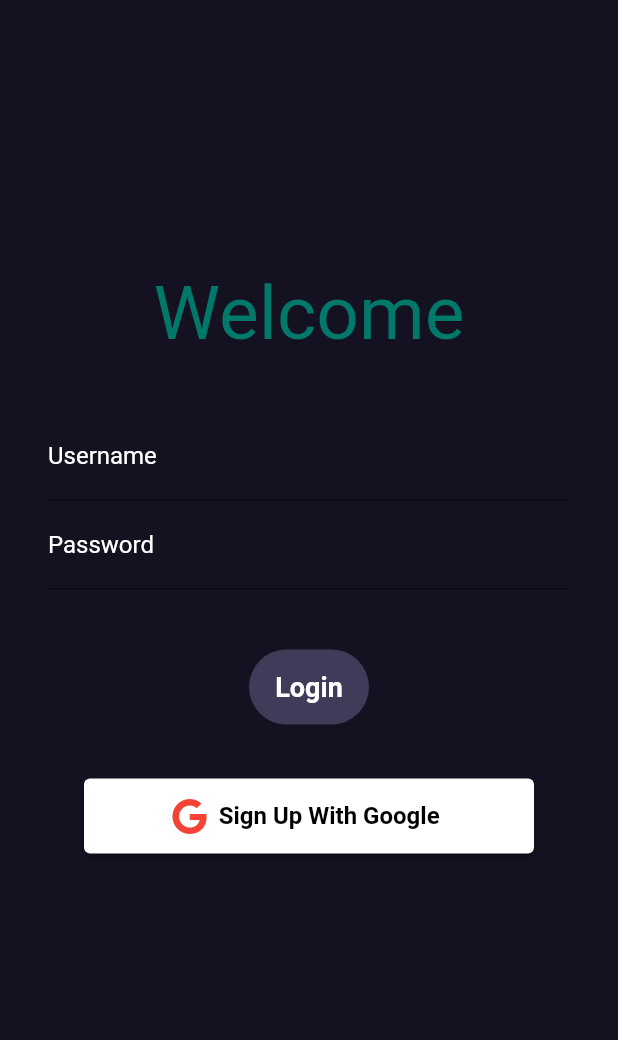
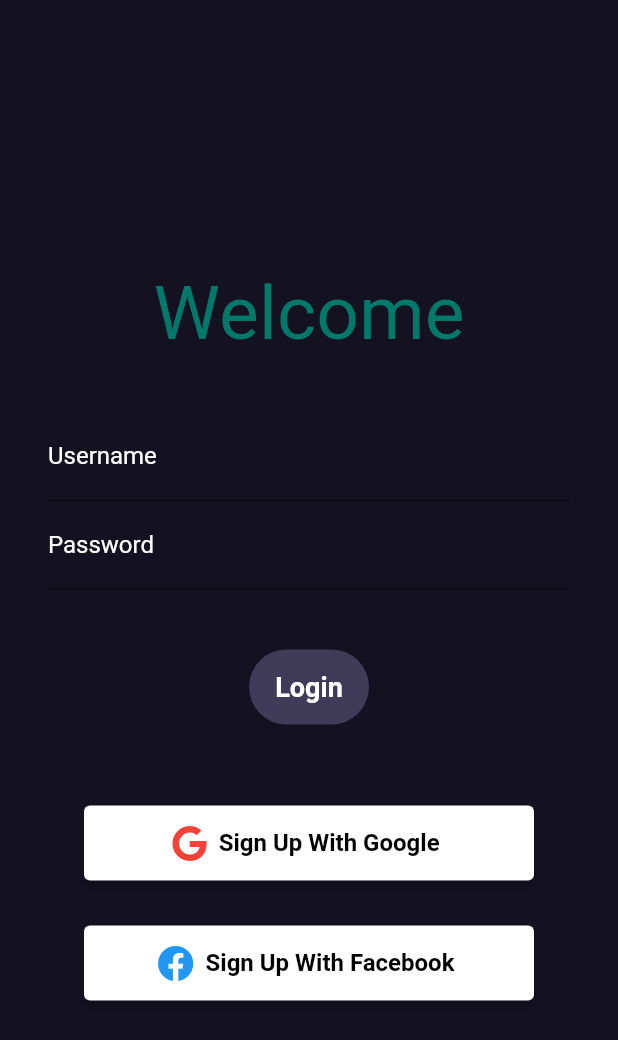
Before and after one commit to mahipa1sinh/Flutter_facebook_and_Google_Login, a Flutter app: the screen it shows after launch, on a phone screen of 412 x 824 dp. Shown: the top 1040 px of the screen. Run offline on Flutter 3.47's test engine with Material 2 defaults, Android fonts, the phone set to English and light mode, and no system bars; our stand-ins replace firebase_auth, firebase_core, font_awesome_flutter, google_sign_in; missing offline and left inert: flutter_facebook_auth, flutter_facebook_login; accounts and stored records are empty.

Commit message:
facebook Sign In Added

```diff
--- a/lib/main.dart
+++ b/lib/main.dart
@@ -1,5 +1,6 @@
 import 'package:flutter/material.dart';
-import 'package:multiple_login/components/logged_in_widget.dart';
+import 'package:multiple_login/bloc/auth_bloc.dart';
+import 'package:multiple_login/components/google_logged_in_widget.dart';
 import 'package:multiple_login/pages/login_page.dart';
 import 'package:firebase_core/firebase_core.dart';
 import 'package:multiple_login/provider/google_signin_provider.dart';
@@ -17,8 +18,16 @@ class MyApp extends StatelessWidget {
 
   @override
   Widget build(BuildContext context) {
-    return ChangeNotifierProvider(
-      create: (context) => GoogleSigninProvider(),
+    // return ChangeNotifierProvider(
+    //   create: (context) {
+    //     GoogleSigninProvider();
+    //     AuthBloc();
+    //   },
+    return MultiProvider(
+      providers: [
+        ChangeNotifierProvider(create: (context) => GoogleSigninProvider()),
+        Provider(create: (context) => AuthBloc())
+      ],
       child: MaterialApp(
         theme: ThemeData(
           primaryColor: Color(0xFF141221), // vulcan color
--- a/lib/pages/home_page.dart
+++ b/lib/pages/home_page.dart
@@ -1,7 +1,7 @@
 import 'package:firebase_auth/firebase_auth.dart';
 import 'package:firebase_core/firebase_core.dart';
 import 'package:flutter/material.dart';
-import 'package:multiple_login/components/logged_in_widget.dart';
+import 'package:multiple_login/components/google_logged_in_widget.dart';
 import 'package:multiple_login/pages/login_page.dart';
 
 class HomePage extends StatelessWidget {
@@ -17,7 +17,6 @@ class HomePage extends StatelessWidget {
             print('Processing..');
             return Center(child: CircularProgressIndicator());
           } else if (snapshot.hasData) {
-            // Object navigate = Navigator.pushNamed(context, 'Loggedin');
             return LoggedInWidget();
           } else if (snapshot.hasError) {
             print('Error!!!');
--- a/lib/pages/login_page.dart
+++ b/lib/pages/login_page.dart
@@ -1,7 +1,17 @@
+import 'dart:async';
+import 'dart:convert';
+// import 'package:http/http.dart';
+import 'package:firebase_auth/firebase_auth.dart';
 import 'package:flutter/material.dart';
+import 'package:flutter_facebook_login/flutter_facebook_login.dart';
 import 'package:font_awesome_flutter/font_awesome_flutter.dart';
+import 'package:multiple_login/bloc/auth_bloc.dart';
 import 'package:multiple_login/components/login_fields.dart';
+import 'package:multiple_login/pages/facebook_home_page.dart';
+import 'package:multiple_login/pages/home_page.dart';
 import 'package:multiple_login/provider/google_signin_provider.dart';
+// import 'package:multiple_login/provider/facebook_signin_provider.dart';
+import 'package:flutter_facebook_auth/flutter_facebook_auth.dart';
 import 'package:provider/provider.dart';
 
 class LoginPage extends StatefulWidget {
@@ -12,8 +22,31 @@ class LoginPage extends StatefulWidget {
 }
 
 class _LoginPageState extends State<LoginPage> {
+  bool isLoggedIn = false;
+  Map userObj = {};
+  late StreamSubscription<User?> loginStateSubscription;
+
+  @override
+  void initState() {
+    var authBloc = Provider.of<AuthBloc>(context, listen: false);
+    loginStateSubscription = authBloc.currentUser.listen((fbuser) {
+      if (fbuser != null) {
+        Navigator.of(context).pushReplacement(
+            MaterialPageRoute(builder: (context) => FacebookLoggedInWidget()));
+      }
+    });
+    super.initState();
+  }
+
+  @override
+  void dispose() {
+    loginStateSubscription.cancel();
+    super.dispose();
+  }
+
   @override
   Widget build(BuildContext context) {
+    var authBloc = Provider.of<AuthBloc>(context);
     return Scaffold(
       backgroundColor: Color(0xFF141221),
       body: Container(
@@ -36,7 +69,7 @@ class _LoginPageState extends State<LoginPage> {
             ),
             LoginField(),
             SizedBox(
-              height: 20,
+              height: 38,
             ),
             ElevatedButton.icon(
               style: ElevatedButton.styleFrom(
@@ -59,6 +92,32 @@ class _LoginPageState extends State<LoginPage> {
                 final provider =
                     Provider.of<GoogleSigninProvider>(context, listen: false);
                 provider.googleLogin();
+                Navigator.push(context,
+                    MaterialPageRoute(builder: (BuildContext) => HomePage()));
+              },
+            ),
+            SizedBox(
+              height: 30,
+            ),
+            ElevatedButton.icon(
+              style: ElevatedButton.styleFrom(
+                primary: Colors.white,
+                onPrimary: Colors.black,
+                minimumSize: Size(300, 50),
+              ),
+              icon: FaIcon(
+                FontAwesomeIcons.facebook,
+                color: Colors.blue,
+              ),
+              label: Text(
+                'Sign Up With Facebook',
+                style: TextStyle(
+                  fontWeight: FontWeight.bold,
+                  fontSize: 16,
+                ),
+              ),
+              onPressed: () {
+                authBloc.loginWithFacebook();
               },
             ),
           ],
--- /dev/null
+++ b/lib/provider/facebook_auth_provider.dart
@@ -0,0 +1,10 @@
+import 'package:firebase_auth/firebase_auth.dart';
+
+class AuthService {
+  final _auth = FirebaseAuth.instance;
+
+  Stream<User?> get currentUser => _auth.authStateChanges();
+  Future<UserCredential> signInWithCredential(AuthCredential credential) =>
+      _auth.signInWithCredential(credential);
+  Future<void> logout() => _auth.signOut();
+}
--- a/pubspec.yaml
+++ b/pubspec.yaml
@@ -33,6 +33,9 @@ dependencies:
   font_awesome_flutter: ^9.1.0
   provider: ^5.0.0
   firebase_core: ^1.4.0
+  flutter_facebook_auth: ^3.5.0
+  flutter_facebook_login: ^3.0.0
+  http: ^0.13.3
 
 dev_dependencies:
   flutter_test:
```
Also changed, not shown: lib/bloc/auth_bloc.dart (added, +44 -0 lines), lib/components/google_logged_in_widget.dart (added, +84 -0 lines), lib/components/logged_in_widget.dart (deleted, +0 -35 lines), lib/pages/facebook_home_page.dart (added, +112 -0 lines), lib/provider/google_signin_provider.dart (+10 -0 lines), pubspec.lock, 3 other files.
